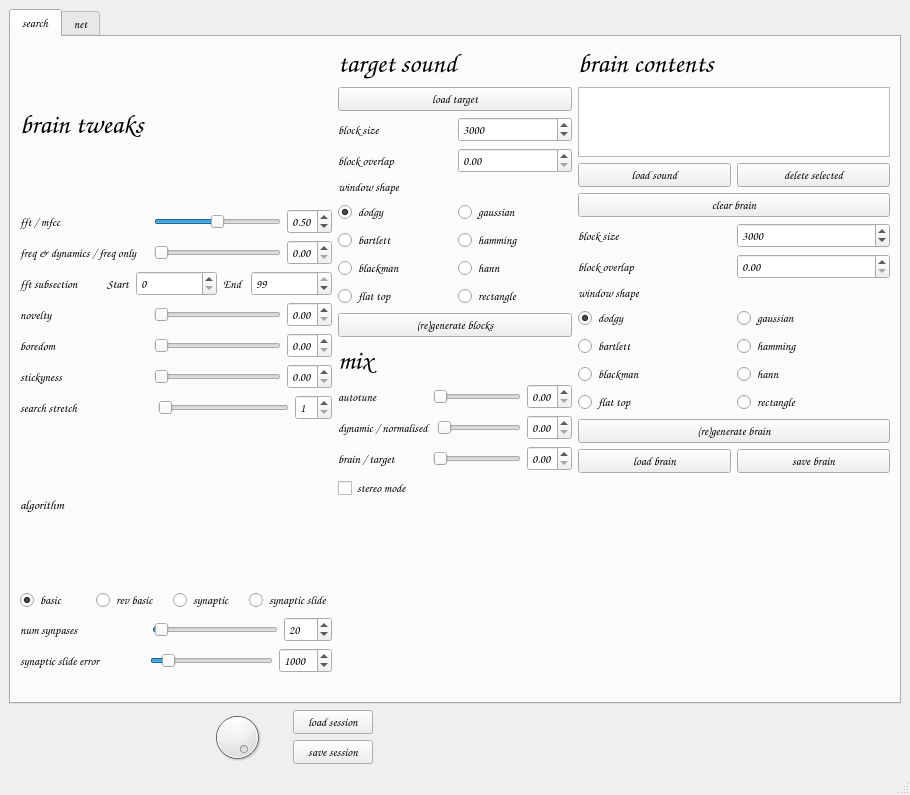
Above: samplebrain/interface/samplebrain.ui from aeiouaeiouaeiouaeiouaeiouaeiou/samplebrain before the change. Below: the same form after it.
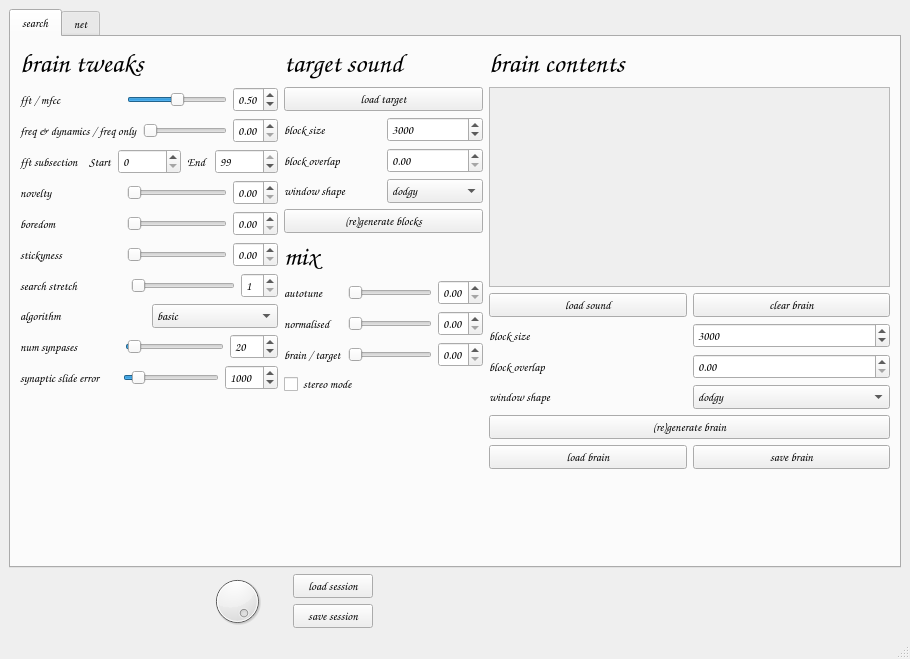
That is the form after the change. The open tabs and pages were chosen to show the change. Icons and pictures are not drawn.

Diff of the .ui file:
```diff
--- a/samplebrain/interface/samplebrain.ui
+++ b/samplebrain/interface/samplebrain.ui
@@ -7,7 +7,7 @@
     <x>0</x>
     <y>0</y>
     <width>910</width>
-    <height>795</height>
+    <height>659</height>
    </rect>
   </property>
   <property name="windowTitle">
@@ -507,84 +507,41 @@
            </layout>
           </item>
           <item>
-           <widget class="QLabel" name="label_27">
-            <property name="font">
-             <font>
-              <family>Comic Sans MS</family>
-              <pointsize>10</pointsize>
-              <weight>75</weight>
-              <bold>true</bold>
-             </font>
-            </property>
-            <property name="text">
-             <string>algorithm</string>
-            </property>
-           </widget>
-          </item>
-          <item>
-           <layout class="QHBoxLayout" name="horizontalLayout_18">
+           <layout class="QHBoxLayout" name="horizontalLayout_25">
             <item>
-             <widget class="QRadioButton" name="radioButtonAlgoBasic">
-              <property name="toolTip">
-               <string>full brain search</string>
+             <widget class="QLabel" name="label_32">
+              <property name="font">
+               <font>
+                <pointsize>9</pointsize>
+               </font>
               </property>
               <property name="text">
-               <string>basic</string>
+               <string>algorithm</string>
               </property>
-              <property name="checked">
-               <bool>true</bool>
-              </property>
-              <attribute name="buttonGroup">
-               <string notr="true">buttonGroup_3</string>
-              </attribute>
              </widget>
             </item>
             <item>
-             <widget class="QRadioButton" name="radioButtonAlgoRevBasic">
-              <property name="toolTip">
-               <string>full brain reverse search</string>
-              </property>
-              <property name="text">
-               <string>rev basic</string>
-              </property>
-              <attribute name="buttonGroup">
-               <string notr="true">buttonGroup_3</string>
-              </attribute>
-             </widget>
-            </item>
-            <item>
-             <widget class="QRadioButton" name="radioButtonSynaptic">
-              <property name="toolTip">
-               <string>search based on synapse connections</string>
-              </property>
-              <property name="text">
-               <string>synaptic</string>
-              </property>
-              <property name="checked">
-               <bool>false</bool>
-              </property>
-              <attribute name="buttonGroup">
-               <string notr="true">buttonGroup_3</string>
-              </attribute>
-             </widget>
-            </item>
-            <item>
-             <widget class="QRadioButton" name="radioButtonSynapticSlide">
-              <property name="enabled">
-               <bool>true</bool>
-              </property>
-              <property name="toolTip">
-               <string>search based on synapses and sonify search process</string>
-              </property>
-              <property name="text">
-               <string>synaptic slide</string>
-              </property>
-              <property name="checkable">
-               <bool>true</bool>
-              </property>
-              <attribute name="buttonGroup">
-               <string notr="true">buttonGroup_3</string>
-              </attribute>
+             <widget class="QComboBox" name="comboBoxAlgorithm">
+              <item>
+               <property name="text">
+                <string>basic</string>
+               </property>
+              </item>
+              <item>
+               <property name="text">
+                <string>reversed</string>
+               </property>
+              </item>
+              <item>
+               <property name="text">
+                <string>synaptic</string>
+               </property>
+              </item>
+              <item>
+               <property name="text">
+                <string>slide</string>
+               </property>
+              </item>
              </widget>
             </item>
            </layout>
@@ -724,12 +681,12 @@
           <item>
            <spacer name="horizontalSpacer_2">
             <property name="orientation">
-             <enum>Qt::Horizontal</enum>
+             <enum>Qt::Vertical</enum>
             </property>
             <property name="sizeHint" stdset="0">
              <size>
-              <width>21</width>
-              <height>20</height>
+              <width>20</width>
+              <height>40</height>
              </size>
             </property>
            </spacer>
@@ -827,97 +784,58 @@
            </layout>
           </item>
           <item>
-           <layout class="QGridLayout" name="gridLayout_2">
-            <item row="3" column="0">
-             <widget class="QRadioButton" name="radioButton_bartlettTarget">
-              <property name="text">
-               <string>bartlett</string>
-              </property>
-              <attribute name="buttonGroup">
-               <string notr="true">buttonGroup_2</string>
-              </attribute>
-             </widget>
-            </item>
-            <item row="4" column="0">
-             <widget class="QRadioButton" name="radioButton_blackmanTarget">
-              <property name="text">
-               <string>blackman</string>
-              </property>
-              <attribute name="buttonGroup">
-               <string notr="true">buttonGroup_2</string>
-              </attribute>
-             </widget>
-            </item>
-            <item row="2" column="1">
-             <widget class="QRadioButton" name="radioButton_gaussianTarget">
-              <property name="text">
-               <string>gaussian</string>
-              </property>
-              <attribute name="buttonGroup">
-               <string notr="true">buttonGroup_2</string>
-              </attribute>
-             </widget>
-            </item>
-            <item row="3" column="1">
-             <widget class="QRadioButton" name="radioButton_hammingTarget">
-              <property name="text">
-               <string>hamming</string>
-              </property>
-              <attribute name="buttonGroup">
-               <string notr="true">buttonGroup_2</string>
-              </attribute>
-             </widget>
-            </item>
-            <item row="4" column="1">
-             <widget class="QRadioButton" name="radioButton_hannTarget">
-              <property name="text">
-               <string>hann</string>
-              </property>
-              <attribute name="buttonGroup">
-               <string notr="true">buttonGroup_2</string>
-              </attribute>
-             </widget>
-            </item>
-            <item row="5" column="0">
-             <widget class="QRadioButton" name="radioButton_flattopTarget">
-              <property name="text">
-               <string>flat top</string>
-              </property>
-              <attribute name="buttonGroup">
-               <string notr="true">buttonGroup_2</string>
-              </attribute>
-             </widget>
-            </item>
-            <item row="2" column="0">
-             <widget class="QRadioButton" name="radioButton_dodgyTarget">
-              <property name="text">
-               <string>dodgy</string>
-              </property>
-              <property name="checked">
-               <bool>true</bool>
-              </property>
-              <attribute name="buttonGroup">
-               <string notr="true">buttonGroup_2</string>
-              </attribute>
-             </widget>
-            </item>
-            <item row="5" column="1">
-             <widget class="QRadioButton" name="radioButton_rectangleTarget">
-              <property name="text">
-               <string>rectangle</string>
-              </property>
-              <attribute name="buttonGroup">
-               <string notr="true">buttonGroup_2</string>
-              </attribute>
-             </widget>
-            </item>
-            <item row="1" column="0">
+           <layout class="QHBoxLayout" name="horizontalLayout_23">
+            <item>
              <widget class="QLabel" name="label_14">
               <property name="text">
                <string>window shape</string>
               </property>
              </widget>
             </item>
+            <item>
+             <widget class="QComboBox" name="comboBoxTargetShape">
+              <item>
+               <property name="text">
+                <string>dodgy</string>
+               </property>
+              </item>
+              <item>
+               <property name="text">
+                <string>bartlett</string>
+               </property>
+              </item>
+              <item>
+               <property name="text">
+                <string>blackman</string>
+               </property>
+              </item>
+              <item>
+               <property name="text">
+                <string>flat top</string>
+               </property>
+              </item>
+              <item>
+               <property name="text">
+                <string>gaussian</string>
+               </property>
+              </item>
+              <item>
+               <property name="text">
+                <string>hamming</string>
+               </property>
+              </item>
+              <item>
+               <property name="text">
+                <string>hann</string>
+               </property>
+              </item>
+              <item>
+               <property name="text">
+                <string>rectangle</string>
+               </property>
+              </item>
+             </widget>
+            </item>
            </layout>
           </item>
           <item>
@@ -1019,7 +937,7 @@
                </font>
               </property>
               <property name="text">
-               <string>dynamic / normalised </string>
+               <string>normalised </string>
               </property>
              </widget>
             </item>
@@ -1163,7 +1081,32 @@
            </widget>
           </item>
           <item>
-           <widget class="QListWidget" name="listWidgetSounds"/>
+           <widget class="QScrollArea" name="scrollArea">
+            <property name="minimumSize">
+             <size>
+              <width>0</width>
+              <height>200</height>
+             </size>
+            </property>
+            <property name="widgetResizable">
+             <bool>true</bool>
+            </property>
+            <widget class="QWidget" name="scrollAreaWidgetContents">
+             <property name="geometry">
+              <rect>
+               <x>0</x>
+               <y>0</y>
+               <width>259</width>
+               <height>198</height>
+              </rect>
+             </property>
+             <layout class="QVBoxLayout" name="verticalLayout_5">
+              <item>
+               <layout class="QVBoxLayout" name="brain_contents"/>
+              </item>
+             </layout>
+            </widget>
+           </widget>
           </item>
           <item>
            <layout class="QHBoxLayout" name="horizontalLayout_2">
@@ -1182,7 +1125,7 @@
              </widget>
             </item>
             <item>
-             <widget class="QPushButton" name="pushButtonDeleteSound">
+             <widget class="QPushButton" name="pushButtonClearBrain">
               <property name="font">
                <font>
                 <family>Comic Sans MS</family>
@@ -1191,26 +1134,12 @@
                </font>
               </property>
               <property name="text">
-               <string>delete selected</string>
+               <string>clear brain</string>
               </property>
              </widget>
             </item>
            </layout>
           </item>
-          <item>
-           <widget class="QPushButton" name="pushButtonClearBrain">
-            <property name="font">
-             <font>
-              <family>Comic Sans MS</family>
-              <weight>75</weight>
-              <bold>true</bold>
-             </font>
-            </property>
-            <property name="text">
-             <string>clear brain</string>
-            </property>
-           </widget>
-          </item>
           <item>
            <layout class="QHBoxLayout" name="horizontalLayout_4">
             <item>
@@ -1271,97 +1200,58 @@
            </layout>
           </item>
           <item>
-           <layout class="QGridLayout" name="gridLayout">
-            <item row="3" column="1">
-             <widget class="QRadioButton" name="radioButton_gaussian">
-              <property name="text">
-               <string>gaussian</string>
-              </property>
-              <attribute name="buttonGroup">
-               <string notr="true">buttonGroup</string>
-              </attribute>
-             </widget>
-            </item>
-            <item row="4" column="1">
-             <widget class="QRadioButton" name="radioButton_hamming">
-              <property name="text">
-               <string>hamming</string>
-              </property>
-              <attribute name="buttonGroup">
-               <string notr="true">buttonGroup</string>
-              </attribute>
-             </widget>
-            </item>
-            <item row="3" column="0">
-             <widget class="QRadioButton" name="radioButton_dodgy">
-              <property name="text">
-               <string>dodgy</string>
-              </property>
-              <property name="checked">
-               <bool>true</bool>
-              </property>
-              <attribute name="buttonGroup">
-               <string notr="true">buttonGroup</string>
-              </attribute>
-             </widget>
-            </item>
-            <item row="5" column="0">
-             <widget class="QRadioButton" name="radioButton_blackman">
-              <property name="text">
-               <string>blackman</string>
-              </property>
-              <attribute name="buttonGroup">
-               <string notr="true">buttonGroup</string>
-              </attribute>
-             </widget>
-            </item>
-            <item row="6" column="1">
-             <widget class="QRadioButton" name="radioButton_rectagle">
-              <property name="text">
-               <string>rectangle</string>
-              </property>
-              <attribute name="buttonGroup">
-               <string notr="true">buttonGroup</string>
-              </attribute>
-             </widget>
-            </item>
-            <item row="4" column="0">
-             <widget class="QRadioButton" name="radioButton_bartlett">
-              <property name="text">
-               <string>bartlett</string>
-              </property>
-              <attribute name="buttonGroup">
-               <string notr="true">buttonGroup</string>
-              </attribute>
-             </widget>
-            </item>
-            <item row="6" column="0">
-             <widget class="QRadioButton" name="radioButton_flattop">
-              <property name="text">
-               <string>flat top</string>
-              </property>
-              <attribute name="buttonGroup">
-               <string notr="true">buttonGroup</string>
-              </attribute>
-             </widget>
-            </item>
-            <item row="5" column="1">
-             <widget class="QRadioButton" name="radioButton_hann">
-              <property name="text">
-               <string>hann</string>
-              </property>
-              <attribute name="buttonGroup">
-               <string notr="true">buttonGroup</string>
-              </attribute>
-             </widget>
-            </item>
-            <item row="2" column="0">
-             <widget class="QLabel" name="label_4">
+           <layout class="QHBoxLayout" name="horizontalLayout_24">
+            <item>
+             <widget class="QLabel" name="label_15">
               <property name="text">
                <string>window shape</string>
               </property>
              </widget>
             </item>
+            <item>
+             <widget class="QComboBox" name="comboBoxBrainShape">
+              <item>
+               <property name="text">
+                <string>dodgy</string>
+               </property>
+              </item>
+              <item>
+               <property name="text">
+                <string>bartlett</string>
+               </property>
+              </item>
+              <item>
+               <property name="text">
+                <string>blackman</string>
+               </property>
+              </item>
+              <item>
+               <property name="text">
+                <string>flat top</string>
+               </property>
+              </item>
+              <item>
+               <property name="text">
+                <string>gaussian</string>
+               </property>
+              </item>
+              <item>
+               <property name="text">
+                <string>hamming</string>
+               </property>
+              </item>
+              <item>
+               <property name="text">
+                <string>hann</string>
+               </property>
+              </item>
+              <item>
+               <property name="text">
+                <string>rectangle</string>
+               </property>
+              </item>
+             </widget>
+            </item>
            </layout>
           </item>
           <item>
```
Left out of the diff: 413 changed lines with no effect on the pictures.
